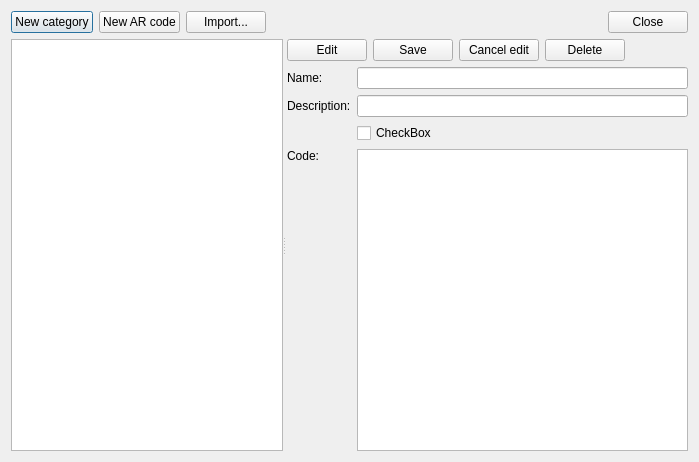
First picture: the form in src/frontend/qt_sdl/CheatsDialog.ui, repository openpak/melonds, before the edit.
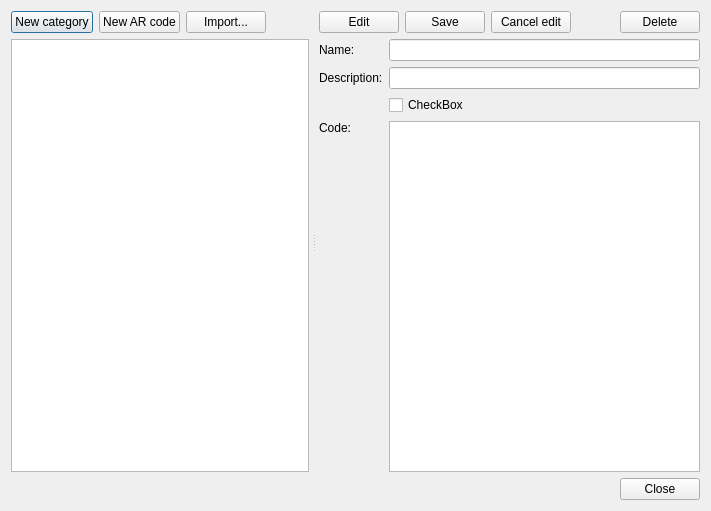
Second picture: the form after the edit.

Commit message: different UI style

The edit to the form file:
```diff
--- a/src/frontend/qt_sdl/CheatsDialog.ui
+++ b/src/frontend/qt_sdl/CheatsDialog.ui
@@ -6,14 +6,33 @@
    <rect>
     <x>0</x>
     <y>0</y>
-    <width>699</width>
-    <height>462</height>
+    <width>711</width>
+    <height>511</height>
    </rect>
   </property>
   <property name="windowTitle">
    <string>Cheat code editor - melonDS</string>
   </property>
+  <layout class="QVBoxLayout" name="verticalLayout_5">
+   <item>
+    <widget class="QSplitter" name="splitter">
+     <property name="orientation">
+      <enum>Qt::Orientation::Horizontal</enum>
+     </property>
+     <property name="handleWidth">
+      <number>2</number>
+     </property>
+     <widget class="QWidget" name="verticalLayoutWidget">
   <layout class="QVBoxLayout" name="verticalLayout_2">
+       <property name="topMargin">
+        <number>0</number>
+       </property>
+       <property name="rightMargin">
+        <number>4</number>
+       </property>
+       <property name="bottomMargin">
+        <number>0</number>
+       </property>
    <item>
     <layout class="QHBoxLayout" name="horizontalLayout">
      <property name="sizeConstraint">
@@ -56,41 +75,9 @@
        </property>
       </spacer>
      </item>
-     <item>
-      <widget class="QDialogButtonBox" name="buttonBox">
-       <property name="sizePolicy">
-        <sizepolicy hsizetype="Fixed" vsizetype="Fixed">
-         <horstretch>0</horstretch>
-         <verstretch>0</verstretch>
-        </sizepolicy>
-       </property>
-       <property name="standardButtons">
-        <set>QDialogButtonBox::StandardButton::Close</set>
-       </property>
-      </widget>
-     </item>
     </layout>
    </item>
    <item>
-    <widget class="QSplitter" name="splitter">
-     <property name="sizePolicy">
-      <sizepolicy hsizetype="Expanding" vsizetype="Expanding">
-       <horstretch>0</horstretch>
-       <verstretch>0</verstretch>
-      </sizepolicy>
-     </property>
-     <property name="lineWidth">
-      <number>1</number>
-     </property>
-     <property name="orientation">
-      <enum>Qt::Orientation::Horizontal</enum>
-     </property>
-     <property name="handleWidth">
-      <number>2</number>
-     </property>
-     <property name="childrenCollapsible">
-      <bool>false</bool>
-     </property>
      <widget class="QTreeView" name="tvCodeList">
       <property name="sizePolicy">
        <sizepolicy hsizetype="Expanding" vsizetype="Expanding">
@@ -120,10 +107,13 @@
        <bool>true</bool>
       </property>
      </widget>
+       </item>
+      </layout>
+     </widget>
      <widget class="QWidget" name="layoutWidget">
       <layout class="QVBoxLayout" name="verticalLayout" stretch="0,0">
        <property name="leftMargin">
-        <number>2</number>
+        <number>4</number>
        </property>
        <property name="rightMargin">
         <number>0</number>
@@ -151,6 +141,19 @@
            </property>
           </widget>
          </item>
+         <item>
+          <spacer name="horizontalSpacer_2">
+           <property name="orientation">
+            <enum>Qt::Orientation::Horizontal</enum>
+           </property>
+           <property name="sizeHint" stdset="0">
+            <size>
+             <width>40</width>
+             <height>20</height>
+            </size>
+           </property>
+          </spacer>
+         </item>
          <item>
           <widget class="QPushButton" name="btnDeleteCode">
            <property name="text">
@@ -158,19 +161,6 @@
            </property>
           </widget>
          </item>
-         <item>
-          <spacer name="horizontalSpacer_2">
-           <property name="orientation">
-            <enum>Qt::Orientation::Horizontal</enum>
-           </property>
-           <property name="sizeHint" stdset="0">
-            <size>
-             <width>40</width>
-             <height>20</height>
-            </size>
-           </property>
-          </spacer>
-         </item>
         </layout>
        </item>
        <item>
@@ -252,6 +242,19 @@
      </widget>
     </widget>
    </item>
+   <item>
+    <widget class="QDialogButtonBox" name="buttonBox">
+     <property name="sizePolicy">
+      <sizepolicy hsizetype="Expanding" vsizetype="Fixed">
+       <horstretch>0</horstretch>
+       <verstretch>0</verstretch>
+      </sizepolicy>
+     </property>
+     <property name="standardButtons">
+      <set>QDialogButtonBox::StandardButton::Close</set>
+     </property>
+    </widget>
+   </item>
   </layout>
  </widget>
  <resources/>
```
Lines whose indentation alone changed are shown as unchanged. The commit also changes 2 other files.
